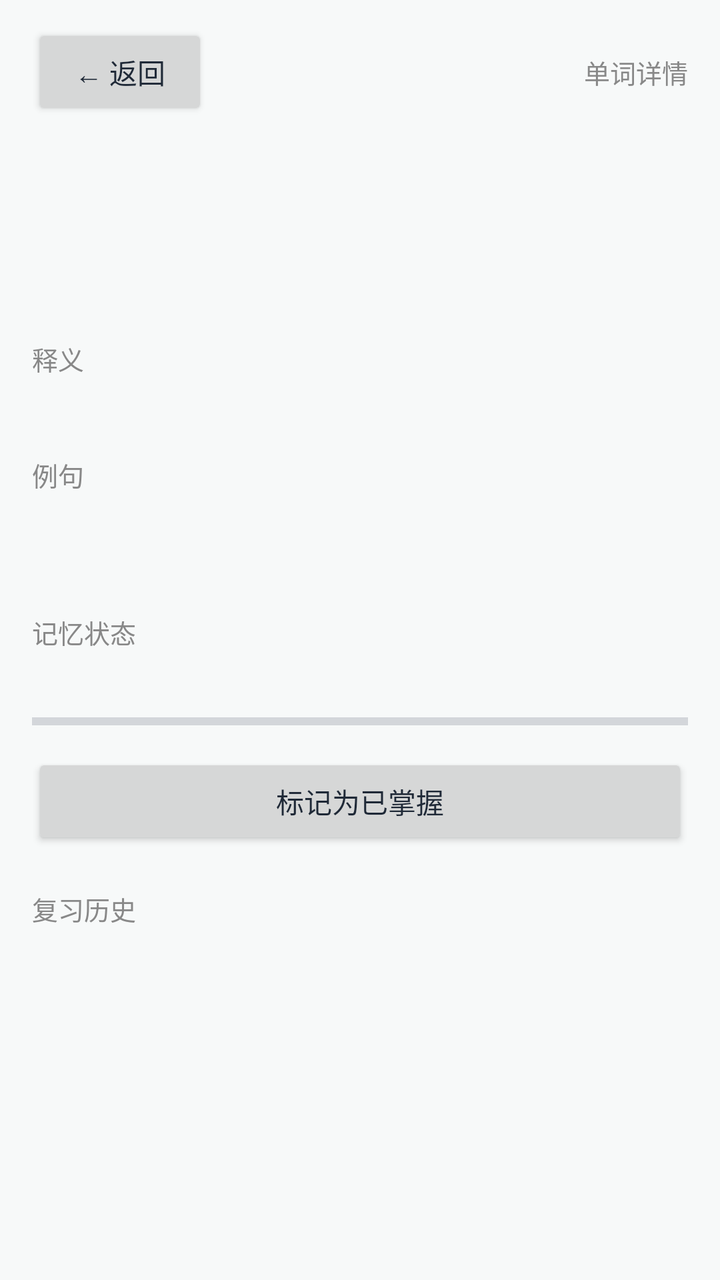
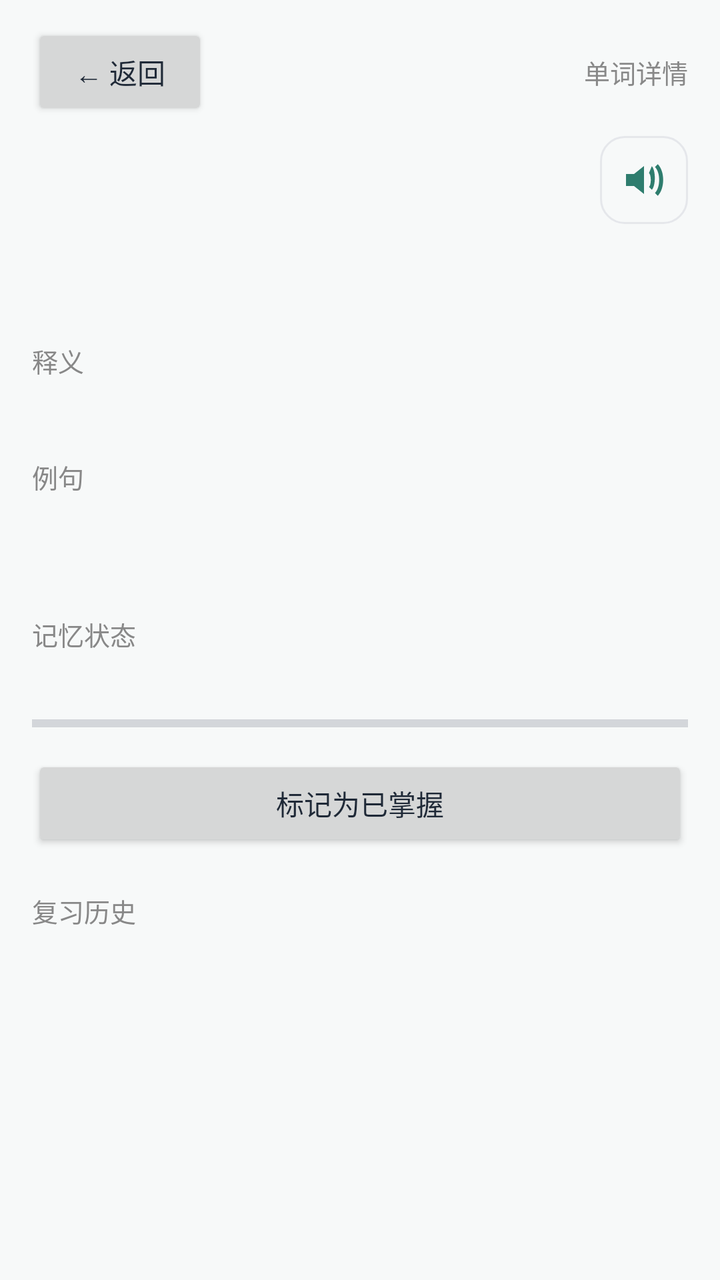

Two renders of the same Android screen: before a commit and after it. Below are the layout's source before the change and the commit's diff.
<!-- AndroidManifest.xml: application theme Theme.DanCiJiYi -->
<!-- res/layout/activity_word_detail.xml -->
<?xml version="1.0" encoding="utf-8"?>
<ScrollView xmlns:android="http://schemas.android.com/apk/res/android"
    android:layout_width="match_parent"
    android:layout_height="match_parent"
    android:fillViewport="true">

    <LinearLayout
        android:layout_width="match_parent"
        android:layout_height="wrap_content"
        android:orientation="vertical"
        android:paddingStart="16dp"
        android:paddingEnd="16dp"
        android:paddingTop="12dp"
        android:paddingBottom="24dp">

        <LinearLayout
            android:layout_width="match_parent"
            android:layout_height="wrap_content"
            android:orientation="horizontal"
            android:gravity="center_vertical">

            <Button
                android:id="@+id/backButton"
                android:layout_width="wrap_content"
                android:layout_height="wrap_content"
                android:text="← 返回" />

            <TextView
                android:id="@+id/headerTitle"
                android:layout_width="0dp"
                android:layout_height="wrap_content"
                android:layout_weight="1"
                android:gravity="end"
                android:textSize="13sp"
                android:textColor="#888888"
                android:text="单词详情" />
        </LinearLayout>

        <ProgressBar
            android:id="@+id/detailLoading"
            style="?android:attr/progressBarStyle"
            android:layout_width="wrap_content"
            android:layout_height="wrap_content"
            android:layout_gravity="center_horizontal"
            android:layout_marginTop="24dp"
            android:visibility="gone" />

        <TextView
            android:id="@+id/detailSpelling"
            android:layout_width="match_parent"
            android:layout_height="wrap_content"
            android:layout_marginTop="8dp"
            android:textSize="32sp"
            android:textStyle="bold" />

        <TextView
            android:id="@+id/detailPhonetic"
            android:layout_width="match_parent"
            android:layout_height="wrap_content"
            android:textSize="15sp"
            android:textColor="#777777" />

        <TextView
            android:id="@+id/detailStatus"
            android:layout_width="wrap_content"
            android:layout_height="wrap_content"
            android:layout_marginTop="6dp"
            android:textSize="12sp" />

        <TextView
            android:layout_width="match_parent"
            android:layout_height="wrap_content"
            android:layout_marginTop="16dp"
            android:text="释义"
            android:textSize="13sp"
            android:textColor="#888888" />

        <TextView
            android:id="@+id/detailMeaning"
            android:layout_width="match_parent"
            android:layout_height="wrap_content"
            android:textSize="17sp" />

        <TextView
            android:layout_width="match_parent"
            android:layout_height="wrap_content"
            android:layout_marginTop="16dp"
            android:text="例句"
            android:textSize="13sp"
            android:textColor="#888888" />

        <TextView
            android:id="@+id/detailExample"
            android:layout_width="match_parent"
            android:layout_height="wrap_content"
            android:textSize="15sp" />

        <TextView
            android:id="@+id/detailExampleTranslation"
            android:layout_width="match_parent"
            android:layout_height="wrap_content"
            android:textSize="14sp"
            android:textColor="#777777" />

        <TextView
            android:layout_width="match_parent"
            android:layout_height="wrap_content"
            android:layout_marginTop="20dp"
            android:text="记忆状态"
            android:textSize="13sp"
            android:textColor="#888888" />

        <LinearLayout
            android:layout_width="match_parent"
            android:layout_height="wrap_content"
            android:orientation="horizontal"
            android:layout_marginTop="4dp">

            <TextView
                android:id="@+id/statStage"
                android:layout_width="0dp"
                android:layout_height="wrap_content"
                android:layout_weight="1"
                android:textSize="14sp" />

            <TextView
                android:id="@+id/statEase"
                android:layout_width="0dp"
                android:layout_height="wrap_content"
                android:layout_weight="1"
                android:textSize="14sp" />

            <TextView
                android:id="@+id/statDue"
                android:layout_width="0dp"
                android:layout_height="wrap_content"
                android:layout_weight="1"
                android:textSize="14sp" />

            <TextView
                android:id="@+id/statLapse"
                android:layout_width="0dp"
                android:layout_height="wrap_content"
                android:layout_weight="1"
                android:textSize="14sp" />
        </LinearLayout>

        <ProgressBar
            android:id="@+id/stageProgress"
            style="?android:attr/progressBarStyleHorizontal"
            android:layout_width="match_parent"
            android:layout_height="8dp"
            android:layout_marginTop="8dp"
            android:max="100" />

        <Button
            android:id="@+id/toggleMastered"
            android:layout_width="match_parent"
            android:layout_height="wrap_content"
            android:layout_marginTop="12dp"
            android:text="标记为已掌握" />

        <TextView
            android:layout_width="match_parent"
            android:layout_height="wrap_content"
            android:layout_marginTop="20dp"
            android:text="复习历史"
            android:textSize="13sp"
            android:textColor="#888888" />

        <LinearLayout
            android:id="@+id/historyContainer"
            android:layout_width="match_parent"
            android:layout_height="wrap_content"
            android:orientation="vertical" />
    </LinearLayout>
</ScrollView>
<!-- resources referenced by this layout -->
<resources>
  <style name="Theme.DanCiJiYi" parent="@android:style/Theme.Material.Light.NoActionBar">
          <item name="android:colorPrimary">@color/brand_primary</item>
          <item name="android:colorPrimaryDark">@color/brand_primary_dark</item>
          <item name="android:colorAccent">@color/accent_blue</item>
          <item name="android:windowBackground">@color/surface_alt</item>
          <item name="android:textColorPrimary">@color/text_primary</item>
          <item name="android:textColorSecondary">@color/text_secondary</item>
          <item name="android:textColorHint">@color/text_tertiary</item>
          <item name="android:windowAnimationStyle">@style/Animation.DanCiJiYi</item>
          <item name="android:statusBarColor">@color/brand_primary_dark</item>
      </style>
  <color name="brand_primary">#FF2E7D6E</color>
  <color name="brand_primary_dark">#FF1F5F54</color>
  <color name="accent_blue">#FF3B82F6</color>
  <color name="surface_alt">#FFF7F9F9</color>
  <color name="text_primary">#FF1F2937</color>
  <color name="text_secondary">#FF6B7280</color>
  <color name="text_tertiary">#FF9CA3AF</color>
  <style name="Animation.DanCiJiYi" parent="@android:style/Animation.Activity">
          <item name="android:activityOpenEnterAnimation">@android:anim/fade_in</item>
          <item name="android:activityOpenExitAnimation">@android:anim/fade_out</item>
          <item name="android:activityCloseEnterAnimation">@android:anim/fade_in</item>
          <item name="android:activityCloseExitAnimation">@android:anim/fade_out</item>
      </style>
</resources>

<!-- the commit's change to res/layout/activity_word_detail.xml (unified diff, before → after) -->
@@ -45,13 +45,31 @@
             android:layout_marginTop="24dp"
             android:visibility="gone" />
 
-        <TextView
-            android:id="@+id/detailSpelling"
+        
+        <LinearLayout
             android:layout_width="match_parent"
             android:layout_height="wrap_content"
             android:layout_marginTop="8dp"
-            android:textSize="32sp"
-            android:textStyle="bold" />
+            android:gravity="center_vertical"
+            android:orientation="horizontal">
+
+            <TextView
+                android:id="@+id/detailSpelling"
+                android:layout_width="0dp"
+                android:layout_height="wrap_content"
+                android:layout_weight="1"
+                android:textSize="32sp"
+                android:textStyle="bold" />
+
+            <ImageButton
+                android:id="@+id/btnSpeakDetail"
+                android:layout_width="44dp"
+                android:layout_height="44dp"
+                android:background="@drawable/bg_button_secondary"
+                android:contentDescription="朗读这个单词"
+                android:padding="10dp"
+                android:src="@drawable/ic_speaker" />
+        </LinearLayout>
 
         <TextView
             android:id="@+id/detailPhonetic"
<!-- resource entries referenced after the edit -->
@@ -1,5 +1,38 @@
 <!-- resources referenced by this layout -->
 <resources>
+  <!-- drawable bg_button_secondary (drawable) -->
+  <?xml version="1.0" encoding="utf-8"?>
+  <ripple xmlns:android="http://schemas.android.com/apk/res/android"
+      android:color="@color/ripple_light">
+      <item>
+          <shape android:shape="rectangle">
+              <solid android:color="@android:color/transparent" />
+              <corners android:radius="@dimen/radius_m" />
+              <stroke
+                  android:width="1dp"
+                  android:color="@color/divider" />
+          </shape>
+      </item>
+  </ripple>
+  <!-- drawable ic_speaker (drawable) -->
+  <?xml version="1.0" encoding="utf-8"?>
+  <vector xmlns:android="http://schemas.android.com/apk/res/android"
+      android:width="24dp"
+      android:height="24dp"
+      android:viewportWidth="24"
+      android:viewportHeight="24">
+      
+      <path
+          android:fillColor="#FF2E7D6E"
+          android:pathData="M3,9v6h4l5,4V5L7,9H3z" />
+      
+      <path
+          android:fillColor="#FF2E7D6E"
+          android:pathData="M14.5,8.5c1.2,1.2 1.2,5.8 0,7l1.4,1.4c2,-2 2,-9.8 0,-11.8z" />
+      <path
+          android:fillColor="#FF2E7D6E"
+          android:pathData="M17.5,5.5c2.8,2.8 2.8,10.2 0,13l1.4,1.4c3.6,-3.6 3.6,-12.2 0,-15.8z" />
+  </vector>
   <style name="Theme.DanCiJiYi" parent="@android:style/Theme.Material.Light.NoActionBar">
           <item name="android:colorPrimary">@color/brand_primary</item>
           <item name="android:colorPrimaryDark">@color/brand_primary_dark</item>
@@ -11,6 +44,9 @@
           <item name="android:windowAnimationStyle">@style/Animation.DanCiJiYi</item>
           <item name="android:statusBarColor">@color/brand_primary_dark</item>
       </style>
+  <color name="ripple_light">#33000000</color>
+  <dimen name="radius_m">12dp</dimen>
+  <color name="divider">#FFE5E7EB</color>
   <color name="brand_primary">#FF2E7D6E</color>
   <color name="brand_primary_dark">#FF1F5F54</color>
   <color name="accent_blue">#FF3B82F6</color>
